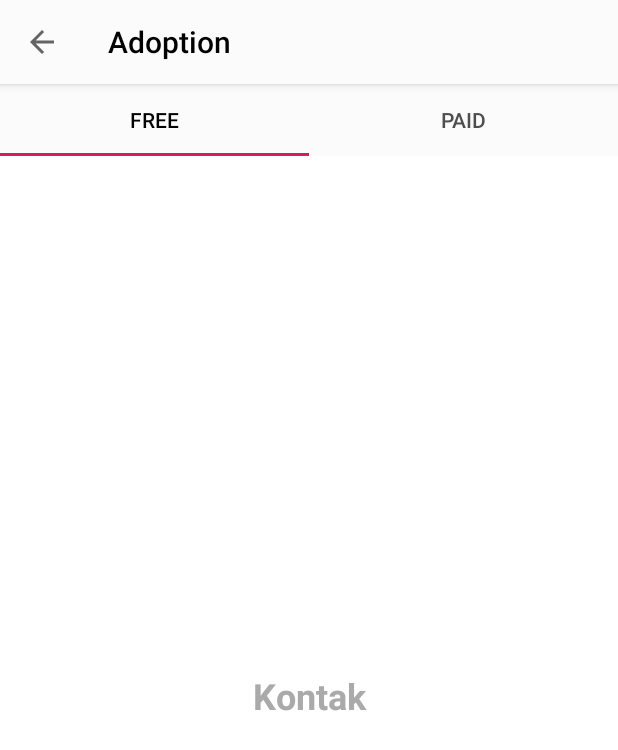
After one commit to ajayfaul/MyPet_App, an Android app: the FreeAdoptFragment screen opened directly, with no data from a screen before it, on a phone screen of 412 x 824 dp. The commit adds this screen. Shown: the top 750 px of the screen. Run offline under Robolectric (Android 15) with nearby library versions, the phone set to English and light mode, and no system bars; our stand-ins replace CircleImageView.

Commit message:
Auto stash before merge of "master" and "origin/masters
add tab

```diff
--- a/app/src/main/java/com/mypetapp/example/mypet/view/Home_fragment.java
+++ b/app/src/main/java/com/mypetapp/example/mypet/view/Home_fragment.java
@@ -62,7 +62,7 @@ public class Home_fragment extends Fragment {
     private String mParam1;
     private String mParam2;
 
-    private BlankFragment.OnFragmentInteractionListener mListener;
+    private Home_fragment.OnFragmentInteractionListener mListener;
 
     public Home_fragment() {
         // Required empty public constructor
--- /dev/null
+++ b/app/src/main/java/com/mypetapp/example/mypet/view/PagerAdapter.java
@@ -0,0 +1,40 @@
+package com.mypetapp.example.mypet.view;
+
+import android.support.v4.app.Fragment;
+import android.support.v4.app.FragmentManager;
+import android.support.v4.app.FragmentStatePagerAdapter;
+
+import com.mypetapp.example.mypet.view.fragmentadoption.FreeAdoptFragment;
+import com.mypetapp.example.mypet.view.fragmentadoption.PaidAdoptFragment;
+
+
+public class PagerAdapter extends FragmentStatePagerAdapter {
+
+    private int number_tabs;
+
+    public PagerAdapter(FragmentManager fm, int number_tabs) {
+        super(fm);
+        this.number_tabs = number_tabs;
+    }
+
+    //Mengembalikan Fragment yang terkait dengan posisi tertentu
+    @Override
+    public Fragment getItem(int position) {
+        switch (position){
+            case 0:
+                return new FreeAdoptFragment();
+            case 1:
+                return new PaidAdoptFragment();
+            default:
+                return null;
+        }
+    }
+
+    //Mengembalikan jumlah tampilan yang tersedia.
+    @Override
+    public int getCount() {
+        return number_tabs;
+    }
+
+
+}
--- a/app/src/main/java/com/mypetapp/example/mypet/view/adoptionActivity.java
+++ b/app/src/main/java/com/mypetapp/example/mypet/view/adoptionActivity.java
@@ -1,15 +1,61 @@
 package com.mypetapp.example.mypet.view;
 
+import android.support.design.widget.TabLayout;
+import android.support.v4.view.MenuItemCompat;
+import android.support.v4.view.ViewPager;
+import android.support.v7.app.ActionBar;
 import android.support.v7.app.AppCompatActivity;
 import android.os.Bundle;
+import android.support.v7.widget.SearchView;
+import android.support.v7.widget.Toolbar;
+import android.view.MenuInflater;
+import android.view.MenuItem;
 
 import com.mypetapp.example.mypet.R;
 
 public class adoptionActivity extends AppCompatActivity {
-
     @Override
     protected void onCreate(Bundle savedInstanceState) {
         super.onCreate(savedInstanceState);
         setContentView(R.layout.activity_adoption);
+        Toolbar toolbar = findViewById(R.id.toolbar); //Inisialisasi dan Implementasi id Toolbar
+        setSupportActionBar(toolbar); // Memasang Toolbar pada Aplikasi
+        getSupportActionBar().setDisplayHomeAsUpEnabled(true);
+
+        //Menerapkan TabLayout dan ViewPager pada Activity
+        final TabLayout tabLayout = findViewById(R.id.tab_layout);
+        final ViewPager viewPager = findViewById(R.id.pager);
+
+        //Memanggil dan Memasukan Value pada Class PagerAdapter(FragmentManager dan JumlahTab)
+        PagerAdapter pagerAdapter = new PagerAdapter(getSupportFragmentManager(), tabLayout.getTabCount());
+
+        //Memasang Adapter pada ViewPager
+        viewPager.setAdapter(pagerAdapter);
+
+        /*
+         Menambahkan Listener yang akan dipanggil kapan pun halaman berubah atau
+         bergulir secara bertahap, sehingga posisi tab tetap singkron
+         */
+        viewPager.addOnPageChangeListener(new TabLayout.TabLayoutOnPageChangeListener(tabLayout));
+
+        //Callback Interface dipanggil saat status pilihan tab berubah.
+        tabLayout.addOnTabSelectedListener(new TabLayout.OnTabSelectedListener() {
+            @Override
+            public void onTabSelected(TabLayout.Tab tab) {
+                //Dipanggil ketika tab memasuki state/keadaan yang dipilih.
+                viewPager.setCurrentItem(tab.getPosition());
+            }
+
+            @Override
+            public void onTabUnselected(TabLayout.Tab tab) {
+                //Dipanggil saat tab keluar dari keadaan yang dipilih.
+            }
+
+            @Override
+            public void onTabReselected(TabLayout.Tab tab) {
+                //Dipanggil ketika tab yang sudah dipilih, dipilih lagi oleh user.
+            }
+        });
     }
+
 }
--- /dev/null
+++ b/app/src/main/java/com/mypetapp/example/mypet/view/fragmentadoption/FreeAdoptFragment.java
@@ -0,0 +1,21 @@
+package com.mypetapp.example.mypet.view.fragmentadoption;
+
+import android.os.Bundle;
+import android.support.v4.app.Fragment;
+import android.view.LayoutInflater;
+import android.view.View;
+import android.view.ViewGroup;
+
+import com.mypetapp.example.mypet.R;
+
+public class FreeAdoptFragment extends Fragment {
+
+
+    @Override
+    public View onCreateView(LayoutInflater inflater, ViewGroup container,
+                             Bundle savedInstanceState) {
+        // Inflate the layout for this fragment
+        return inflater.inflate(R.layout.fragment_freeadopt, container, false);
+    }
+
+}
--- /dev/null
+++ b/app/src/main/java/com/mypetapp/example/mypet/view/fragmentadoption/PaidAdoptFragment.java
@@ -0,0 +1,25 @@
+package com.mypetapp.example.mypet.view.fragmentadoption;
+
+import android.os.Bundle;
+import android.support.v4.app.Fragment;
+import android.view.LayoutInflater;
+import android.view.View;
+import android.view.ViewGroup;
+
+import com.mypetapp.example.mypet.R;
+
+public class PaidAdoptFragment extends Fragment {
+    public PaidAdoptFragment() {
+        // Required empty public constructor
+    }
+
+
+    @Override
+    public View onCreateView(LayoutInflater inflater, ViewGroup container,
+                             Bundle savedInstanceState) {
+        // Inflate the layout for this fragment
+        return inflater.inflate(R.layout.fragment_paidadopt, container, false);
+    }
+
+
+}
--- a/app/src/main/res/layout/activity_adoption.xml
+++ b/app/src/main/res/layout/activity_adoption.xml
@@ -1,9 +1,70 @@
 <?xml version="1.0" encoding="utf-8"?>
-<android.support.constraint.ConstraintLayout xmlns:android="http://schemas.android.com/apk/res/android"
+<RelativeLayout xmlns:android="http://schemas.android.com/apk/res/android"
     xmlns:app="http://schemas.android.com/apk/res-auto"
     xmlns:tools="http://schemas.android.com/tools"
     android:layout_width="match_parent"
     android:layout_height="match_parent"
+    android:background="@android:color/white"
+    android:orientation="vertical"
     tools:context=".view.adoptionActivity">
 
-</android.support.constraint.ConstraintLayout>
+    <android.support.design.widget.AppBarLayout
+        android:id="@+id/appBar"
+        android:layout_width="match_parent"
+        android:layout_height="wrap_content"
+        android:minHeight="?attr/actionBarSize"
+        >
+
+        <android.support.v7.widget.Toolbar
+            android:id="@+id/toolbar"
+            android:layout_width="match_parent"
+            android:layout_height="wrap_content"
+            android:background="@color/light_font"
+            android:minHeight="?attr/actionBarSize"
+            app:popupTheme="@style/ThemeOverlay.AppCompat.Light"
+            app:theme="@style/AppTheme3"
+            app:title="Adoption"
+            app:titleTextColor="@color/black">
+
+        </android.support.v7.widget.Toolbar>
+
+    </android.support.design.widget.AppBarLayout>
+
+    <!-- Menerapkan TabLayout dan ViewPager -->
+
+    <android.support.design.widget.TabLayout
+        android:layout_width="match_parent"
+        android:layout_height="wrap_content"
+        android:id="@+id/tab_layout"
+        android:layout_below="@id/appBar"
+        android:background="@color/light_font"
+        android:outlineAmbientShadowColor="@color/text_shadow"
+        app:tabTextColor="#4E4E4E"
+        app:tabMode="fixed"
+        app:tabSelectedTextColor="#000000">
+
+        <android.support.design.widget.TabItem
+            android:layout_width="match_parent"
+            android:layout_height="match_parent"
+            android:id="@+id/tab_free"
+            android:text="FREE"
+            />
+
+        <android.support.design.widget.TabItem
+            android:layout_width="match_parent"
+            android:layout_height="match_parent"
+            android:id="@+id/tab_pesan"
+            android:text="paid"
+            />
+
+    </android.support.design.widget.TabLayout>
+
+    <android.support.v4.view.ViewPager
+        android:layout_width="match_parent"
+        android:layout_height="wrap_content"
+        android:id="@+id/pager"
+        android:layout_below="@id/tab_layout">
+
+    </android.support.v4.view.ViewPager>
+
+</RelativeLayout>
--- a/app/src/main/res/layout/fragment_blank.xml
+++ b/app/src/main/res/layout/fragment_blank.xml
@@ -3,7 +3,7 @@
     xmlns:tools="http://schemas.android.com/tools"
     android:layout_width="match_parent"
     android:layout_height="match_parent"
-    tools:context=".view.BlankFragment">
+    tools:context=".view.fragmentadoption.AdoptionFragment">
 
     <!-- TODO: Update blank fragment layout -->
     <TextView
--- /dev/null
+++ b/app/src/main/res/layout/fragment_freeadopt.xml
@@ -0,0 +1,17 @@
+<?xml version="1.0" encoding="utf-8"?>
+<RelativeLayout
+    xmlns:android="http://schemas.android.com/apk/res/android" android:layout_width="match_parent"
+    android:layout_height="match_parent">
+
+    <TextView
+        android:layout_width="match_parent"
+        android:layout_height="wrap_content"
+        android:layout_centerHorizontal="true"
+        android:layout_centerVertical="true"
+        android:gravity="center"
+        android:text="Kontak"
+        android:textColor="@android:color/darker_gray"
+        android:textSize="24sp"
+        android:textStyle="bold" />
+
+</RelativeLayout>
--- a/app/src/main/res/values/colors.xml
+++ b/app/src/main/res/values/colors.xml
@@ -10,6 +10,7 @@
         <color name="light_font">#FBFBFB</color>
         <color name="grey_font">#ff9e9e9e</color>
         <color name="text_shadow">#7F000000</color>
+        <color name="black">#000000</color>
         <color name="text_shadow_white">#FFFFFF</color>
         <color name="btn_login_color">#55A820</color>
         <color name="btn_register_color">#FC9700</color>
--- a/app/src/main/res/values/strings.xml
+++ b/app/src/main/res/values/strings.xml
@@ -27,4 +27,6 @@
     <string name="your_registered_email">Your Registered Email</string>
     <string name="forgot_password1">FORGOT PASSWORD</string>
     <string name="forgot_password_login">Forgot Password ?</string>
+    <string name="tabfree">Free</string>
+    <string name="tabpaid">Paid</string>
 </resources>
--- a/app/src/main/res/values/styles.xml
+++ b/app/src/main/res/values/styles.xml
@@ -15,4 +15,12 @@
         <item name="colorPrimaryDark">@color/colorPrimaryDark</item>
         <item name="colorAccent">@color/colorAccent2</item>
     </style>>
+
+    <style name="AppTheme3" parent="Theme.AppCompat.Light.DarkActionBar">
+        <!--Customize your theme here. -->
+        <item name="colorPrimary">@color/light_font</item>
+        <item name="colorPrimaryDark">@color/light_font</item>
+        <item name="colorAccent">@color/colorAccent2</item>
+        <item name="android:windowContentOverlay">@null</item>
+    </style>>
 </resources>
```
Also changed, not shown: app/src/main/AndroidManifest.xml (+6 -1 lines), app/src/main/java/com/mypetapp/example/mypet/view/BlankFragment.java (deleted, +0 -109 lines), app/src/main/res/drawable-anydpi/ic_search.xml (added, +10 -0 lines), app/src/main/res/layout/fragment_paidadopt.xml (added, +17 -0 lines), app/src/main/res/drawable-hdpi/ic_search.png (added), app/src/main/res/drawable-mdpi/ic_search.png (added), app/src/main/res/drawable-xhdpi/ic_search.png (added), app/src/main/res/drawable-xxhdpi/ic_search.png (added).
